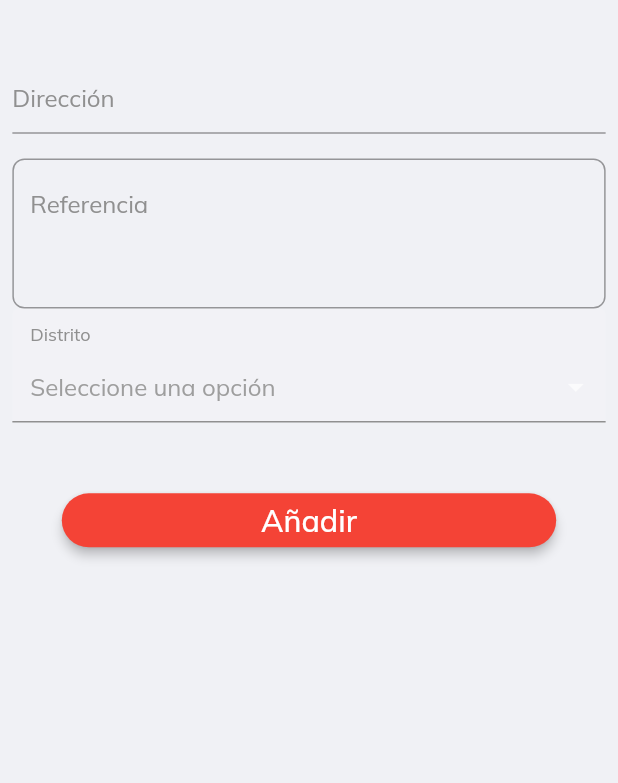
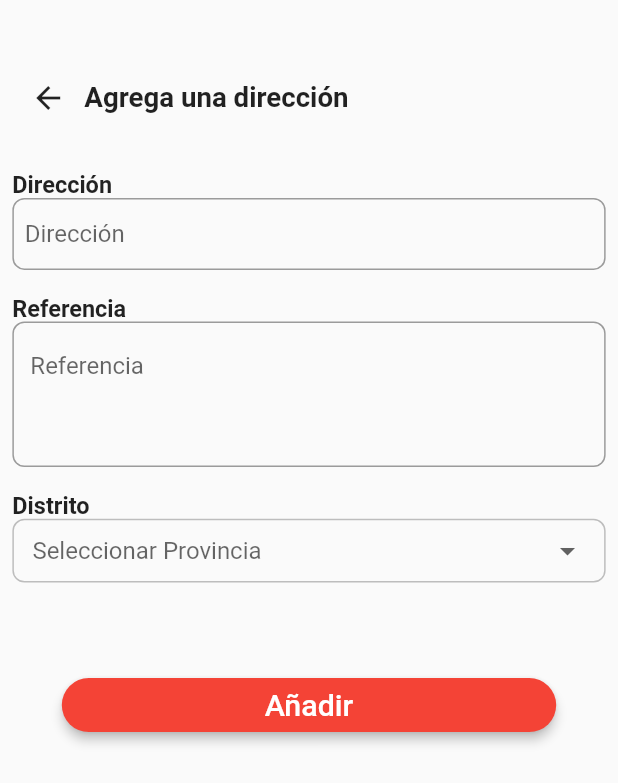
Before and after one commit to angelotapullima/Bufi, a Flutter app: the AgregarDireccionPage screen opened by its route, on a phone screen of 412 x 824 dp. Shown: the top 783 px of the screen. Run offline on Flutter 3.47's test engine with Material 2 defaults, Android fonts, the phone set to English and light mode, and no system bars; drawn by our look-alikes of dropdown_formfield; our stand-ins replace after_layout, cached_network_image, flutter_cache_manager, flutter_rating_bar, fluttertoast, font_awesome_flutter and 10 more; missing offline and left inert: esys_flutter_share, flutter_ticket_widget, nuts_activity_indicator, ticket_pass_package; accounts and stored records are empty; statements that could not run were skipped.

Commit message:
di ñaña

```diff
--- /dev/null
+++ b/lib/src/bloc/direcciones_bloc.dart
@@ -0,0 +1,20 @@
+import 'package:bufi/src/database/direccion_database.dart';
+import 'package:bufi/src/models/direccionModel.dart';
+import 'package:rxdart/subjects.dart';
+
+class DireccionesBloc {
+  final direccionesDatabase = DireccionDatabase();
+
+  final _direccionesController = BehaviorSubject<List<DireccionModel>>();
+
+  Stream<List<DireccionModel>> get saldoStream => _direccionesController.stream;
+
+  void dispose() {
+    _direccionesController?.close();
+  }
+
+  void obtenerDirecciones() async {
+    _direccionesController.sink
+        .add(await direccionesDatabase.obtenerDirecciones());
+  }
+}
--- a/lib/src/bloc/provider_bloc.dart
+++ b/lib/src/bloc/provider_bloc.dart
@@ -8,6 +8,7 @@ import 'package:bufi/src/bloc/categoriaPrincipal/itemCategBloc.dart';
 import 'package:bufi/src/bloc/categoriaPrincipal/navegacionCategorias.dart';
 import 'package:bufi/src/bloc/categoriaPrincipal/subcategoriaGeneralBloc.dart';
 import 'package:bufi/src/bloc/cuenta_bloc.dart';
+import 'package:bufi/src/bloc/direcciones_bloc.dart';
 import 'package:bufi/src/bloc/favoritos_bloc.dart';
 import 'package:bufi/src/bloc/login_bloc.dart';
 import 'package:bufi/src/bloc/mis_movimientos_bloc.dart';
@@ -54,6 +55,7 @@ class ProviderBloc extends InheritedWidget {
   final tiposPagoBloc = TiposPagoBloc();
   final contadorBloc = ContadorPaginaProductosBloc();
   final pedidosBloc = PedidoBloc();
+  final direccionesBloc = DireccionesBloc();
 
   factory ProviderBloc({Key key, Widget child}) {
     if (_instancia == null) {
@@ -210,4 +212,9 @@ class ProviderBloc extends InheritedWidget {
     return (context.dependOnInheritedWidgetOfExactType<ProviderBloc>())
         .pedidosBloc;
   }
+
+  static DireccionesBloc direc(BuildContext context) {
+    return (context.dependOnInheritedWidgetOfExactType<ProviderBloc>())
+        .direccionesBloc;
+  }
 }
--- /dev/null
+++ b/lib/src/models/direccionModel.dart
@@ -0,0 +1,28 @@
+class DireccionModel {
+  String address;
+  String referencia;
+  String distrito;
+  String coordx;
+  String coordy;
+  String estado;
+
+  DireccionModel({
+    this.address,
+    this.referencia,
+    this.distrito,
+    this.coordx,
+    this.coordy,
+    this.estado,
+  });
+
+  factory DireccionModel.fromJson(Map<String, dynamic> json) => DireccionModel(
+        address: json["address"],
+        referencia: json["referencia"],
+        distrito: json["distrito"],
+        coordx: json["coord_x"],
+        coordy: json["coord_y"],
+        estado: json["estado"],
+      );
+
+
+}
--- a/lib/src/page/Tabs/Usuario/Direccion/AgregarDireccionPage.dart
+++ b/lib/src/page/Tabs/Usuario/Direccion/AgregarDireccionPage.dart
@@ -1,5 +1,4 @@
 import 'package:bufi/src/utils/responsive.dart';
-import 'package:dropdown_formfield/dropdown_formfield.dart';
 import 'package:flutter/material.dart';
 
 class AgregarDireccionPage extends StatefulWidget {
@@ -10,42 +9,81 @@ class AgregarDireccionPage extends StatefulWidget {
 }
 
 class _AgregarDireccionPageState extends State<AgregarDireccionPage> {
-  TextEditingController _nameController = TextEditingController();
   TextEditingController _direccionController = TextEditingController();
   TextEditingController _referenciaController = TextEditingController();
 
-  String _myActivity = '';
-
-  String _myActivityResult = '';
-
   final formKey = GlobalKey<FormState>();
-
+  List<Provincia> provinciaList = [];
+  String idQuenecesitas;
   @override
   Widget build(BuildContext context) {
+    provinciaList = [
+      Provincia('1', "Maynas"),
+      Provincia('2', "Belen"),
+      Provincia('3', "Punchana"),
+      Provincia('4', "San Juan ")
+    ];
+
     final responsive = Responsive.of(context);
     return Scaffold(
       body: Container(
         margin: EdgeInsets.symmetric(
-            horizontal: responsive.wp(2), vertical: responsive.hp(5)),
+          horizontal: responsive.wp(2),
+          vertical: responsive.hp(5),
+        ),
         child: Form(
           key: formKey,
           child: SingleChildScrollView(
             child: Column(
-              mainAxisAlignment: MainAxisAlignment.center,
+              mainAxisAlignment: MainAxisAlignment.start,
+              crossAxisAlignment: CrossAxisAlignment.start,
               children: [
-                // TextField(
-                //     controller: _nameController,
-                //     keyboardType: TextInputType.text,
-                //     decoration: InputDecoration(
-                //       hintText: 'Nombre completo',
-                //     )),
+                Row(
+                  children: [
+                    BackButton(),
+                    Text(
+                      'Agrega una dirección',
+                      style: TextStyle(
+                          fontSize: responsive.ip(2),
+                          fontWeight: FontWeight.bold),
+                    ),
+                  ],
+                ),
+                SizedBox(
+                  height: responsive.hp(3),
+                ),
+                Text(
+                  'Dirección',
+                  style: TextStyle(
+                      fontSize: responsive.ip(1.7),
+                      fontWeight: FontWeight.bold),
+                ),
                 TextField(
                   controller: _direccionController,
                   keyboardType: TextInputType.text,
                   decoration: InputDecoration(
+                    contentPadding: EdgeInsets.symmetric(
+                      horizontal: responsive.wp(2),
+                    ),
+                    fillColor: Theme.of(context).dividerColor,
                     hintText: 'Dirección',
-                    )),
-                    SizedBox(height: responsive.hp(2)),
+                    border: OutlineInputBorder(
+                      borderSide: BorderSide(color: Colors.grey[300]),
+                      borderRadius: BorderRadius.all(
+                        Radius.circular(8),
+                      ),
+                    ),
+                  ),
+                ),
+                SizedBox(
+                  height: responsive.hp(2),
+                ),
+                Text(
+                  'Referencia',
+                  style: TextStyle(
+                      fontSize: responsive.ip(1.7),
+                      fontWeight: FontWeight.bold),
+                ),
                 TextField(
                   controller: _referenciaController,
                   keyboardType: TextInputType.text,
@@ -58,54 +96,75 @@ class _AgregarDireccionPageState extends State<AgregarDireccionPage> {
                         Radius.circular(8),
                       ),
                     ),
-                    )),
-                DropDownFormField(
-                  titleText: "Distrito",
-                  hintText: 'Seleccione una opción',
-                  value: _myActivity,
-                  dataSource: [
-                    {
-                      "display": "San Juan",
-                      "value": "San Juan",
+                  ),
+                ),
+                SizedBox(
+                  height: responsive.hp(2),
+                ),
+                Text(
+                  'Distrito',
+                  style: TextStyle(
+                      fontSize: responsive.ip(1.7),
+                      fontWeight: FontWeight.bold),
+                ),
+                Container(
+                  padding: EdgeInsets.symmetric(
+                    vertical: responsive.hp(1),
+                    horizontal: responsive.wp(3),
+                  ),
+                  decoration: BoxDecoration(
+                    border: Border.all(color: Colors.grey[400]),
+                    borderRadius: BorderRadius.all(
+                      Radius.circular(8),
+                    ),
+                  ),
+                  child: DropdownButtonHideUnderline(
+                    child: new DropdownButton<String>(
+                      hint: new Text("Seleccionar Provincia"),
+                      value: idQuenecesitas,
+                      isDense: true,
+                      isExpanded: true,
+                      onChanged: (String newValue) {
+                        setState(() {
+                          idQuenecesitas = newValue;
+                        });
+                        print(idQuenecesitas);
                       },
-                    {
-                      "display": "Belén",
-                      "value": "Belén",
-                    },
-                    {
-                      "display": "Punchana",
-                      "value": "Punchana",
-                    }
-                  ],
-                  textField: 'display',
-                  valueField: 'value',
-                  onSaved: (value) {
-                    setState(() {
-                      _myActivity = value;
-                    });
-                  },
-                  onChanged: (value) {
-                    setState(() {
-                      _myActivity = value;
-                    });
-                  },
+                      items: provinciaList.map((Provincia map) {
+                        return new DropdownMenuItem<String>(
+                          value: map.id,
+                          child: new Text(
+                            map.ciudad,
+                            style: new TextStyle(color: Colors.black),
                           ),
-                SizedBox(height: responsive.hp(5)),
+                        );
+                      }).toList(),
+                    ),
+                  ),
+                ),
+                SizedBox(
+                  height: responsive.hp(2),
+                ),
+                SizedBox(
+                  height: responsive.hp(5),
+                ),
                 Center(
                   child: SizedBox(
                     width: responsive.wp(80),
                     child: RaisedButton(
                       elevation: 3,
                       shape: RoundedRectangleBorder(
-                          borderRadius: BorderRadius.circular(30.0)),
+                        borderRadius: BorderRadius.circular(30.0),
+                      ),
                       color: Colors.red,
-                      onPressed: () {
-
-                      },
-                      child: Text("Añadir",
+                      onPressed: () {},
+                      child: Text(
+                        "Añadir",
                         style: TextStyle(
                           color: Colors.white,
-                              fontSize: responsive.ip(2.2))),
+                          fontSize: responsive.ip(2.2),
+                        ),
+                      ),
                     ),
                   ),
                 ),
@@ -117,3 +176,14 @@ class _AgregarDireccionPageState extends State<AgregarDireccionPage> {
     );
   }
 }
+
+class Provincia {
+  String id;
+  String ciudad;
+  @override
+  String toString() {
+    return '$id $ciudad';
+  }
+
+  Provincia(this.id, this.ciudad);
+}
--- a/lib/src/page/home.dart
+++ b/lib/src/page/home.dart
@@ -34,6 +34,7 @@ class _HomePageState extends State<HomePage> {
     final buttonBloc = ProviderBloc.tabs(context);
     buttonBloc.changePage(4);
     return Scaffold(
+
       body: StreamBuilder(
         stream: buttonBloc.selectPageStream,
         builder: (BuildContext context, AsyncSnapshot snapshot) {
```
Also changed, not shown: lib/main.dart (+27 -20 lines), lib/src/database/databaseProvider.dart (+11 -0 lines), lib/src/database/direccion_database.dart (added, +58 -0 lines), 2 other files. Lines whose indentation alone changed are shown as unchanged.
